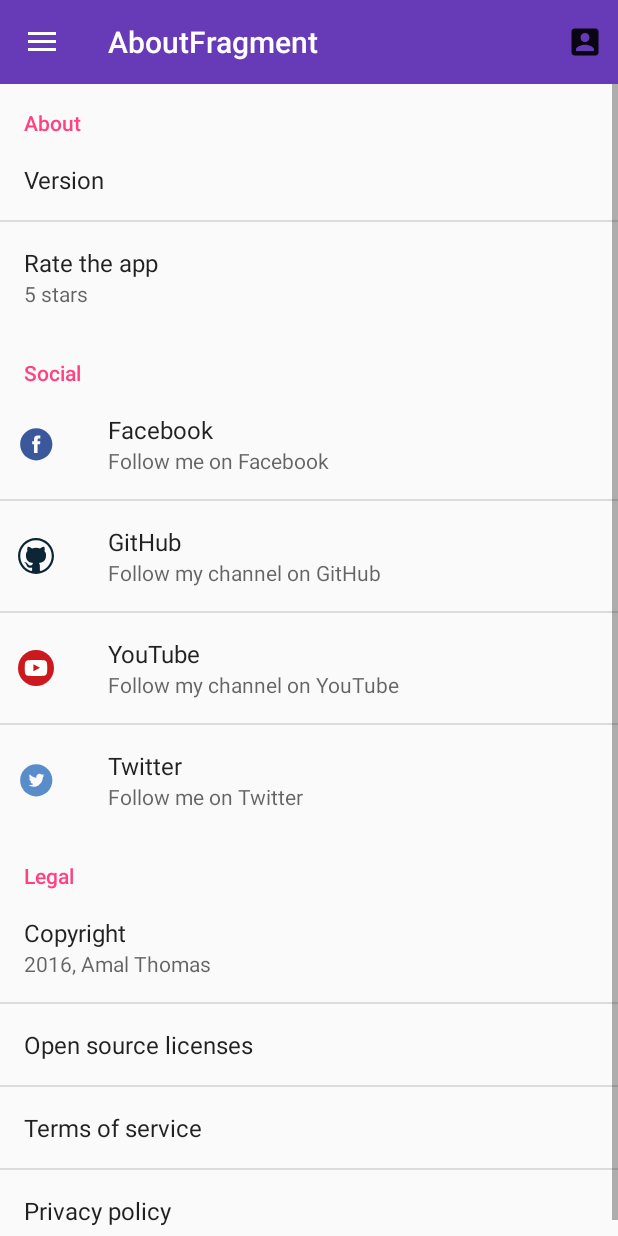
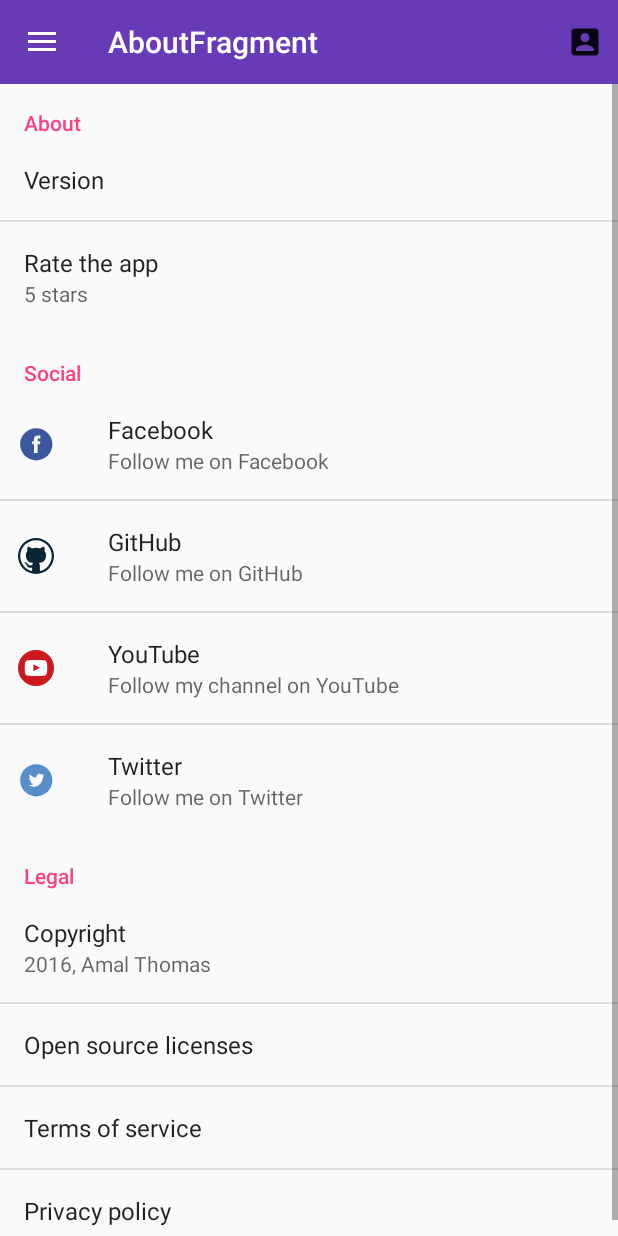
Before and after one commit to amalgta/DonorBlood, an Android app: the screen it shows after launch (HomeActivity), in the side drawer, after a tap on "About", on a phone screen of 412 x 824 dp. Run offline under Robolectric (Android 15) with nearby library versions, the light colour scheme and no system bars; our stand-ins replace Firebase (no records; nobody signed in at launch, a user with empty details on screens opened directly).

Commit message:
About Page and Bug Fixes

```diff
--- a/app/src/main/res/values/strings.xml
+++ b/app/src/main/res/values/strings.xml
@@ -37,7 +37,7 @@
     <string name="open_source_licenses">Open source licenses</string>
     <string name="follow_me_on_twitter">Follow me on Twitter</string>
     <string name="follow_me_on_youtube">Follow my channel on YouTube</string>
-    <string name="follow_me_on_github">Follow my channel on GitHub</string>
+    <string name="follow_me_on_github">Follow me on GitHub</string>
     <string name="follow_me_on_facebook">Follow me on Facebook</string>
     <string name="settings">Settings</string>
     <string name="five_stars">5 stars</string>
```
